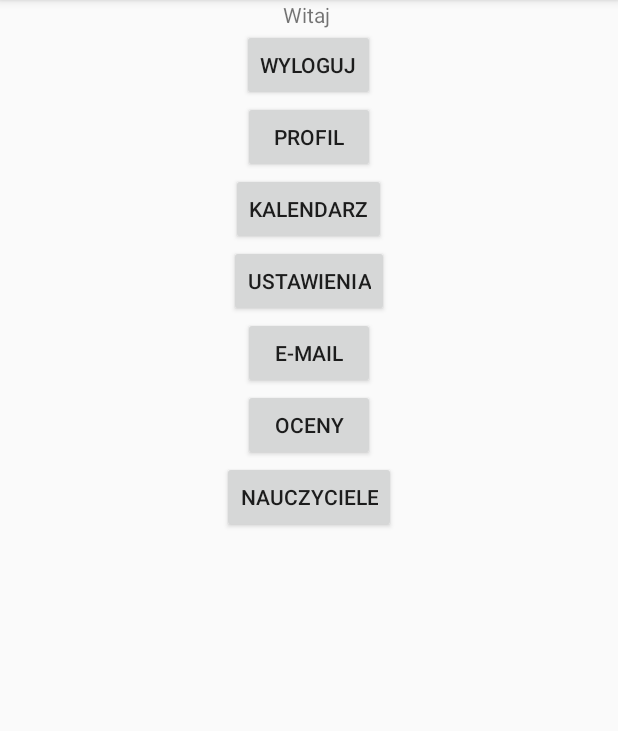
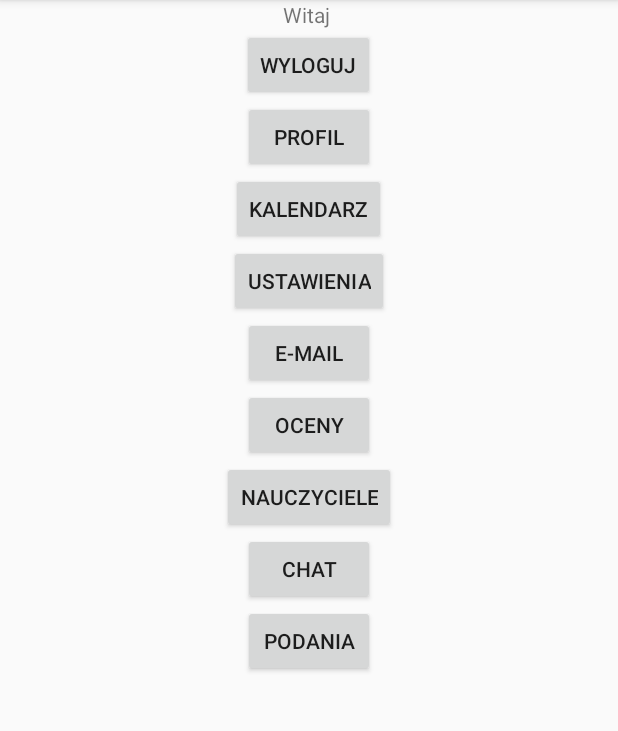
Before and after one commit to mateusz-latkowski/Indeks, an Android app: the screen it shows after launch once a user with an empty profile is signed in (Home), on a phone screen of 412 x 824 dp, the part 84-815 px from its top. Run offline under Robolectric (Android 15) with nearby library versions, the phone set to English and light mode, and no system bars; our stand-ins replace Firebase (no records; nobody signed in at launch, a user with empty details on screens opened directly).

Commit message:
Add Chat and SendApplication button.

```diff
--- a/app/src/main/res/layout/activity_home.xml
+++ b/app/src/main/res/layout/activity_home.xml
@@ -70,5 +70,19 @@
             android:layout_gravity="center_horizontal"
             android:text="@string/buttonTeachers" />
 
+        <Button
+            android:id="@+id/buttonChat"
+            android:layout_width="wrap_content"
+            android:layout_height="wrap_content"
+            android:layout_gravity="center_horizontal"
+            android:text="@string/buttonChat" />
+
+        <Button
+            android:id="@+id/buttonApplication"
+            android:layout_width="wrap_content"
+            android:layout_height="wrap_content"
+            android:layout_gravity="center_horizontal"
+            android:text="@string/buttonApplication" />
+
     </LinearLayout>
 </RelativeLayout>
```
